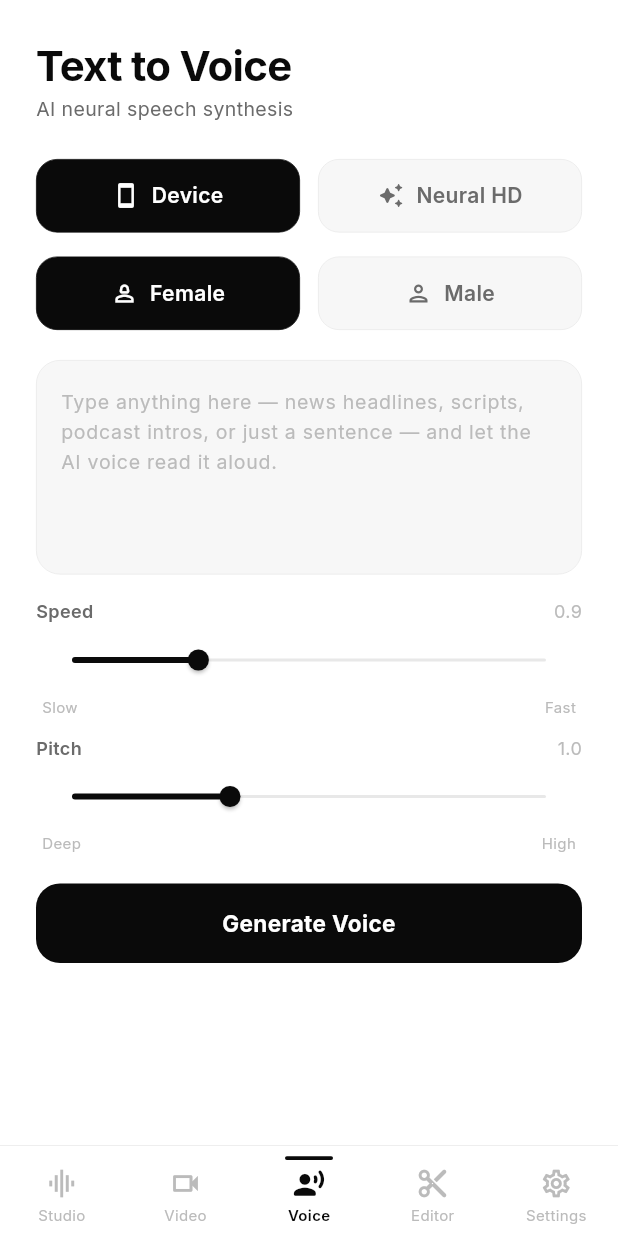
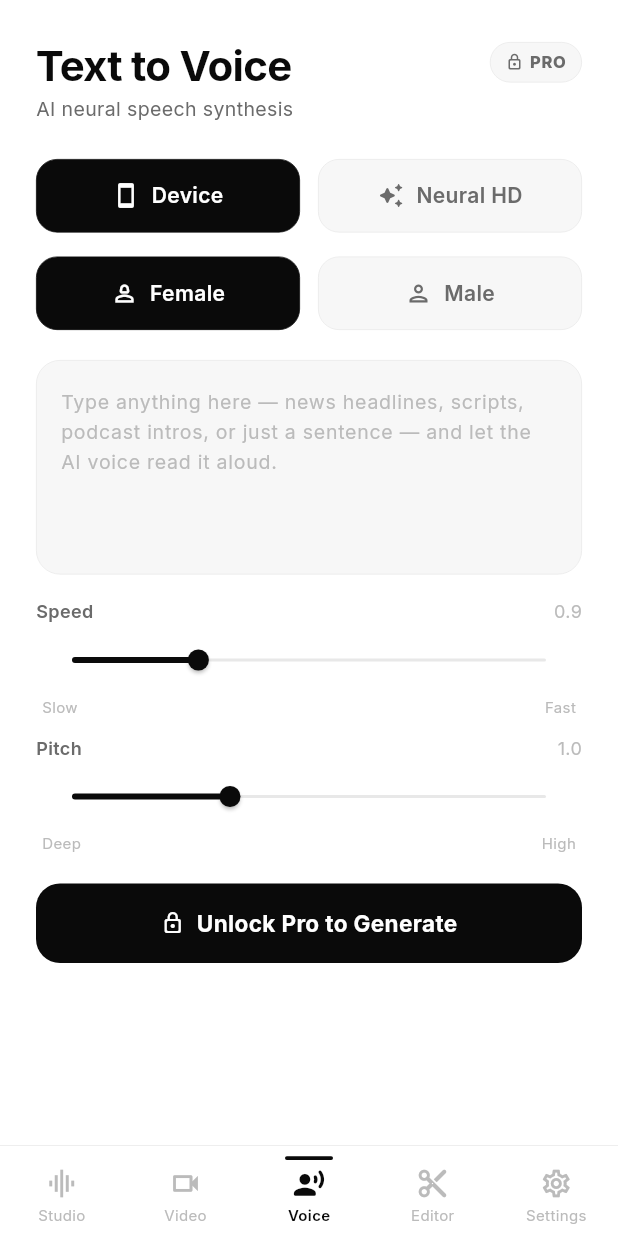
Before and after one commit to selvavishnum/Audio-denoise, a Flutter app: the RootShell screen opened by its route, item 3 of the bottom bar chosen, on a phone screen of 412 x 824 dp. Run offline on Flutter 3.47's test engine with Material 3 defaults, Android fonts, the phone set to English and light mode, and no system bars; our stand-ins replace file_picker, firebase_analytics, firebase_auth, firebase_core, flutter_animate, flutter_tts and 9 more; missing offline and left inert: purchases_flutter, record, sherpa_onnx; accounts and stored records are empty.

```diff
--- a/lib/screens/tts_screen.dart
+++ b/lib/screens/tts_screen.dart
@@ -8,8 +8,11 @@ import 'package:provider/provider.dart';
 import 'package:share_plus/share_plus.dart';
 
 import '../providers/audio_provider.dart';
+import '../providers/auth_provider.dart';
+import '../providers/subscription_provider.dart';
 import '../services/neural_tts_service.dart';
 import '../theme.dart';
+import 'paywall_screen.dart';
 
 // Voice gender selection
 enum _VoiceGender { female, male }
@@ -143,10 +146,29 @@ class _TtsScreenState extends State<TtsScreen> {
     }
   }
 
+  bool get _isPro {
+    final sub  = context.read<SubscriptionProvider>();
+    final auth = context.read<AuthProvider>();
+    return sub.isPro || auth.isAdmin;
+  }
+
+  void _openPaywall() {
+    Navigator.push(
+      context,
+      MaterialPageRoute(builder: (_) => const PaywallScreen()),
+    );
+  }
+
   Future<void> _generate() async {
     final text = _ctrl.text.trim();
     if (text.isEmpty) return;
     _focus.unfocus();
+
+    // Text to Voice is a Pro feature — gate generation behind the paywall.
+    if (!_isPro) {
+      _openPaywall();
+      return;
+    }
 
     setState(() { _generating = true; _error = null; _hasSpeech = false; });
 
@@ -297,7 +319,14 @@ class _TtsScreenState extends State<TtsScreen> {
     );
   }
 
-  Widget _header(BuildContext context) => Column(
+  Widget _header(BuildContext context) {
+    final isPro = context.watch<SubscriptionProvider>().isPro ||
+        context.watch<AuthProvider>().isAdmin;
+    return Row(
+      crossAxisAlignment: CrossAxisAlignment.start,
+      children: [
+        Expanded(
+          child: Column(
             crossAxisAlignment: CrossAxisAlignment.start,
             children: [
               Text('Text to Voice', style: Theme.of(context).textTheme.displayLarge),
@@ -305,7 +334,29 @@ class _TtsScreenState extends State<TtsScreen> {
               Text('AI neural speech synthesis',
                   style: Theme.of(context).textTheme.bodyMedium),
             ],
+          ),
+        ),
+        // PRO badge — filled when subscribed, outlined "lock" chip otherwise
+        Container(
+          padding: const EdgeInsets.symmetric(horizontal: 10, vertical: 5),
+          decoration: BoxDecoration(
+            color: isPro ? AppColors.textPrim : AppColors.surface,
+            borderRadius: BorderRadius.circular(20),
+            border: isPro ? null : Border.all(color: AppColors.border, width: 0.5),
+          ),
+          child: Row(mainAxisSize: MainAxisSize.min, children: [
+            Icon(isPro ? Icons.workspace_premium_rounded : Icons.lock_outline_rounded,
+                size: 12, color: isPro ? AppColors.white : AppColors.textSec),
+            const SizedBox(width: 4),
+            Text('PRO',
+                style: TextStyle(
+                    fontSize: 11, fontWeight: FontWeight.w800, letterSpacing: 0.5,
+                    color: isPro ? AppColors.white : AppColors.textSec)),
+          ]),
+        ),
+      ],
     );
+  }
 
   Widget _engineRow() => Row(
     children: [
@@ -460,7 +511,10 @@ class _TtsScreenState extends State<TtsScreen> {
     ],
   );
 
-  Widget _generateBtn() => GestureDetector(
+  Widget _generateBtn() {
+    final isPro = context.watch<SubscriptionProvider>().isPro ||
+        context.watch<AuthProvider>().isAdmin;
+    return GestureDetector(
       onTap: _generating ? null : _generate,
       child: AnimatedContainer(
         duration: const Duration(milliseconds: 200),
@@ -478,14 +532,21 @@ class _TtsScreenState extends State<TtsScreen> {
                     strokeWidth: 2, color: AppColors.white),
                 ),
               )
-          : const Text(
-              'Generate Voice',
+            : Row(mainAxisAlignment: MainAxisAlignment.center, children: [
+                if (!isPro) ...[
+                  const Icon(Icons.lock_outline_rounded, size: 16, color: AppColors.white),
+                  const SizedBox(width: 8),
+                ],
+                Text(
+                  isPro ? 'Generate Voice' : 'Unlock Pro to Generate',
                   textAlign: TextAlign.center,
-              style: TextStyle(
+                  style: const TextStyle(
                       fontSize: 15, fontWeight: FontWeight.w700, color: AppColors.white),
                 ),
+              ]),
       ),
     );
+  }
 
   Widget _errorBadge() => Container(
     padding: const EdgeInsets.symmetric(horizontal: 14, vertical: 10),
```
Lines whose indentation alone changed are shown as unchanged.
